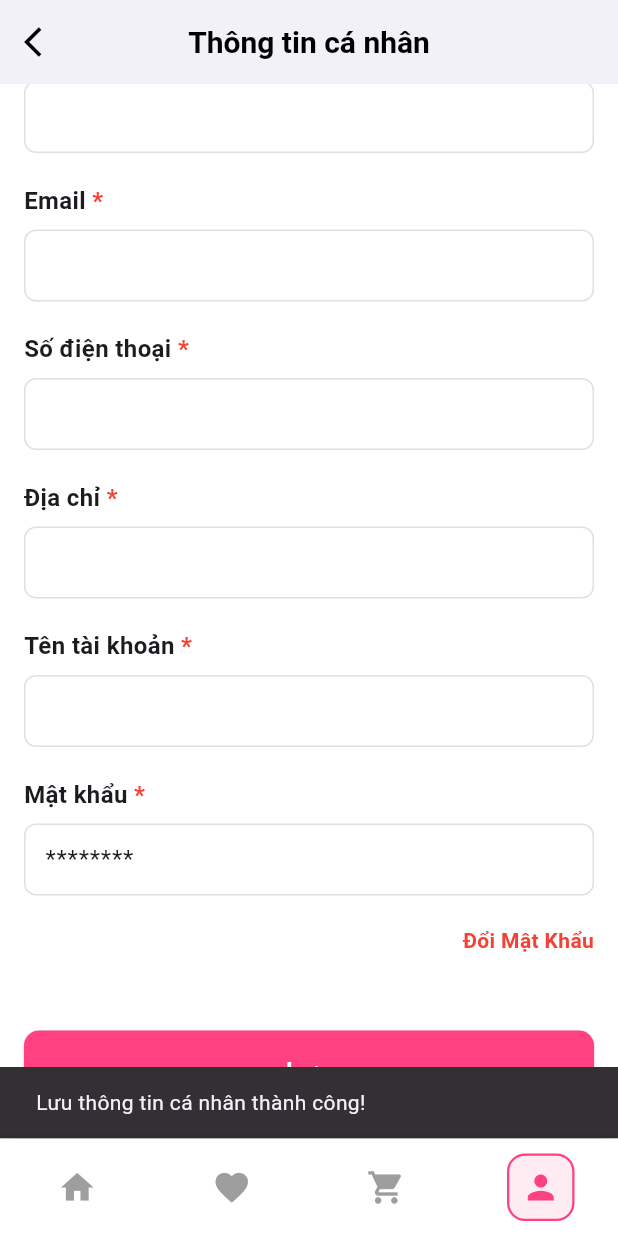
After one commit to rennietic0402/BTLPTDD, a Flutter app: the ProfilePage screen opened by its route, scrolled down 298 dp, after a tap on "Lưu", on a phone screen of 412 x 824 dp. The commit adds this screen. Run offline on Flutter 3.47's test engine with Material 3 defaults, Android fonts, the phone set to English and light mode, and no system bars; our stand-ins replace cloud_firestore, firebase_auth, firebase_core, flutter_dotenv, flutter_svg, go_router; accounts and stored records are empty.

Commit message:
feat: thông tin cá nhân

```diff
--- a/lib/core/routing/app_go_router.dart
+++ b/lib/core/routing/app_go_router.dart
@@ -1,13 +1,14 @@
 // lib/core/routing/app_go_router.dart
 
+import 'package:btludptdd/features/profile/profile_page.dart';
 import 'package:flutter/material.dart';
 import 'package:go_router/go_router.dart';
 import '../../features/home/home_page.dart';
 import '../widgets/bottom_nav_bar.dart';
 import '../../features/favourites/favourites_page.dart';
 // ✅ Đổi đường dẫn import nếu cần, ví dụ:
-//import '../../features/products/presentation/pages/product_detail_page.dart';
 import '../../features/products/presentation/pages/product_detail_page.dart';
+import 'package:btludptdd/features/products/presentation/pages/product_detail_page.dart';
 import 'app_routes.dart';
 
 class AppGoRouter {
@@ -48,7 +49,7 @@ class AppGoRouter {
           // ROUTE 3: PROFILE
           GoRoute(
             path: AppRoutes.profile,
-            builder: (context, state) => const Center(child: Text("Profile Page")),
+            builder: (context, state) => const ProfilePage(),
           ),
 
           // ✅ ROUTE CHI TIẾT SẢN PHẨM (Mở ngoài Shell)
--- /dev/null
+++ b/lib/features/profile/data/datasources/user_remote_data_source.dart
@@ -0,0 +1,37 @@
+import '../../../../core/data/firebase_remote_data_source.dart';
+import '../models/user_model.dart';
+
+abstract class UserRemoteDataSource {
+  Future<UserModel> fetchUserProfile(String uid);
+  Future<void> saveUserProfile(UserModel model);
+}
+
+class UserRemoteDataSourceImpl implements UserRemoteDataSource {
+  // Collection cho hồ sơ người dùng
+  final FirebaseRemoteDS<UserModel> _remoteSource;
+
+  UserRemoteDataSourceImpl()
+      : _remoteSource = FirebaseRemoteDS<UserModel>(
+    collectionName: 'users', // Collection trong Firestore
+    fromFirestore: (doc) => UserModel.fromFirestore(doc),
+    toFirestore: (model) => model.toJson(),
+  );
+
+  @override
+  Future<UserModel> fetchUserProfile(String uid) async {
+    // Lấy thông tin người dùng bằng UID (Document ID)
+    final model = await _remoteSource.getById(uid);
+    if (model == null) {
+      // Trả về một đối tượng User rỗng nếu không tìm thấy (giả định)
+      return UserModel(
+          uid: uid, fullName: 'Guest', gender: '', email: '', phone: '', address: '', username: '');
+    }
+    return model;
+  }
+
+  @override
+  Future<void> saveUserProfile(UserModel model) {
+    // Cập nhật profile, sử dụng UID làm Document ID
+    return _remoteSource.update(model.uid, model);
+  }
+}
--- /dev/null
+++ b/lib/features/profile/data/models/user_model.dart
@@ -0,0 +1,52 @@
+import 'package:cloud_firestore/cloud_firestore.dart';
+import '../../domain/entities/user.dart';
+class UserModel extends User {
+  UserModel({
+    required super.uid,
+    required super.fullName,
+    required super.gender,
+    required super.email,
+    required super.phone,
+    required super.address,
+    required super.username,
+  });
+
+  factory UserModel.fromFirestore(DocumentSnapshot doc) {
+    final data = doc.data() as Map<String, dynamic>?;
+
+    if (data == null) {
+      throw Exception("User data is missing or null for document ${doc.id}");
+    }
+
+    return UserModel(
+      uid: doc.id,
+      fullName: data['fullName'] as String? ?? '',
+      gender: data['gender'] as String? ?? '',
+      email: data['email'] as String? ?? '',
+      phone: data['phone'] as String? ?? '',
+      address: data['address'] as String? ?? '',
+      username: data['username'] as String? ?? '',
+    );
+  }
+
+  Map<String, dynamic> toJson() {
+    return {
+      'fullName': fullName,
+      'gender': gender,
+      'email': email,
+      'phone': phone,
+      'address': address,
+      'username': username,
+    };
+  }
+
+  factory UserModel.fromEntity(User e) => UserModel(
+    uid: e.uid,
+    fullName: e.fullName,
+    gender: e.gender,
+    email: e.email,
+    phone: e.phone,
+    address: e.address,
+    username: e.username,
+  );
+}
--- /dev/null
+++ b/lib/features/profile/data/repositories/user_repository_impl.dart
@@ -0,0 +1,21 @@
+import '../../domain/entities/user.dart';
+import '../../domain/repositories/user_repository.dart'; // ✅ Import tương đối
+import '../datasources/user_remote_data_source.dart'; // ✅ Import tương đối
+import '../models/user_model.dart'; // ✅ Import tương đối
+
+class UserRepositoryImpl implements UserRepository {
+  final UserRemoteDataSource remoteDataSource;
+  UserRepositoryImpl(this.remoteDataSource);
+
+  @override
+  Future<User> getUserProfile(String uid) async {
+    return await remoteDataSource.fetchUserProfile(uid);
+  }
+
+  @override
+  Future<void> updateProfile(User user) {
+    // Chuyển User Entity thành UserModel trước khi lưu
+    final userModel = UserModel.fromEntity(user);
+    return remoteDataSource.saveUserProfile(userModel);
+  }
+}
--- /dev/null
+++ b/lib/features/profile/domain/entities/user.dart
@@ -0,0 +1,38 @@
+class User {
+  final String uid; // Firestore Document ID / Auth UID
+  final String fullName;
+  final String gender;
+  final String email;
+  final String phone;
+  final String address;
+  final String username;
+
+  User({
+    required this.uid,
+    required this.fullName,
+    required this.gender,
+    required this.email,
+    required this.phone,
+    required this.address,
+    required this.username,
+  });
+
+  // Thêm copyWith để tiện cập nhật
+  User copyWith({
+    String? fullName,
+    String? gender,
+    String? phone,
+    String? address,
+    String? username,
+  }) {
+    return User(
+      uid: uid,
+      fullName: fullName ?? this.fullName,
+      gender: gender ?? this.gender,
+      email: email,
+      phone: phone ?? this.phone,
+      address: address ?? this.address,
+      username: username ?? this.username,
+    );
+  }
+}
--- /dev/null
+++ b/lib/features/profile/domain/repositories/user_repository.dart
@@ -0,0 +1,6 @@
+import '../entities/user.dart';
+
+abstract class UserRepository {
+  Future<User> getUserProfile(String uid);
+  Future<void> updateProfile(User user);
+}
--- /dev/null
+++ b/lib/features/profile/domain/usecases/get_user_profile.dart
@@ -0,0 +1,8 @@
+import '../entities/user.dart';
+import '../repositories/user_repository.dart';
+
+class GetUserProfile {
+  final UserRepository repository;
+  GetUserProfile(this.repository);
+  Future<User> call(String uid) => repository.getUserProfile(uid);
+}
--- /dev/null
+++ b/lib/features/profile/domain/usecases/update_user_profile.dart
@@ -0,0 +1,8 @@
+import '../entities/user.dart';
+import '../repositories/user_repository.dart';
+
+class UpdateUserProfile {
+  final UserRepository repository;
+  UpdateUserProfile(this.repository);
+  Future<void> call(User user) => repository.updateProfile(user);
+}
--- /dev/null
+++ b/lib/features/profile/profile_page.dart
@@ -0,0 +1,321 @@
+// lib/features/profile/profile_page.dart
+
+import 'package:flutter/material.dart';
+import 'package:firebase_auth/firebase_auth.dart' as auth;
+import 'package:go_router/go_router.dart';
+
+// Import các lớp Clean Architecture Profile
+import 'package:btludptdd/features/profile/domain/entities/user.dart';
+import 'package:btludptdd/features/profile/data/datasources/user_remote_data_source.dart';
+import 'package:btludptdd/features/profile/data/repositories/user_repository_impl.dart';
+import 'package:btludptdd/features/profile/domain/usecases/get_user_profile.dart';
+import 'package:btludptdd/features/profile/domain/usecases/update_user_profile.dart';
+
+class ProfilePage extends StatefulWidget {
+  const ProfilePage({super.key});
+
+  @override
+  State<ProfilePage> createState() => _ProfilePageState();
+}
+
+class _ProfilePageState extends State<ProfilePage> {
+  late Future<User> _userFuture;
+  late String _currentUserId;
+
+  final _fullNameController = TextEditingController();
+  final _genderController = TextEditingController();
+  final _emailController = TextEditingController(text: 'Loading...');
+  final _phoneController = TextEditingController();
+  final _addressController = TextEditingController();
+  final _usernameController = TextEditingController();
+
+  late final GetUserProfile _getUserProfile;
+  late final UpdateUserProfile _updateUserProfile;
+
+  @override
+  void initState() {
+    super.initState();
+    _currentUserId = auth.FirebaseAuth.instance.currentUser?.uid ?? 'guest_user';
+
+    final userRemoteDS = UserRemoteDataSourceImpl();
+    final userRepo = UserRepositoryImpl(userRemoteDS);
+    _getUserProfile = GetUserProfile(userRepo);
+    _updateUserProfile = UpdateUserProfile(userRepo);
+
+    _userFuture = _loadUserData();
+  }
+
+  Future<User> _loadUserData() async {
+    final user = await _getUserProfile.call(_currentUserId);
+    _populateControllers(user);
+    return user;
+  }
+
+  void _populateControllers(User user) {
+    if (mounted) {
+      if (_fullNameController.text.isEmpty ||
+          _fullNameController.text == 'Loading...') {
+        setState(() {
+          _fullNameController.text = user.fullName;
+          _genderController.text = user.gender;
+          _emailController.text = user.email;
+          _phoneController.text = user.phone;
+          _addressController.text = user.address;
+          _usernameController.text = user.username;
+        });
+      }
+    }
+  }
+
+  Future<void> _saveProfile(User originalUser) async {
+    final updatedUser = originalUser.copyWith(
+      fullName: _fullNameController.text,
+      gender: _genderController.text,
+      phone: _phoneController.text,
+      address: _addressController.text,
+      username: _usernameController.text,
+    );
+
+    try {
+      await _updateUserProfile.call(updatedUser);
+      ScaffoldMessenger.of(context).showSnackBar(
+        const SnackBar(content: Text('Lưu thông tin cá nhân thành công!')),
+      );
+    } catch (e) {
+      ScaffoldMessenger.of(context).showSnackBar(
+        SnackBar(content: Text('Lỗi khi lưu thông tin: $e')),
+      );
+    }
+  }
+
+  @override
+  Widget build(BuildContext context) {
+    return Scaffold(
+      backgroundColor: Colors.white, // ✅ Nền trắng toàn màn hình
+      appBar: AppBar(
+        backgroundColor: Colors.white,
+        elevation: 0,
+        centerTitle: true, // ✅ Căn giữa tiêu đề
+        leading: IconButton(
+          icon: const Icon(Icons.arrow_back_ios, color: Colors.black),
+          onPressed: () => context.go('/'),
+        ),
+        title: const Text(
+          "Thông tin cá nhân",
+          style: TextStyle(
+            color: Colors.black,
+            fontWeight: FontWeight.bold,
+            fontSize: 20,
+          ),
+        ),
+      ),
+      body: SafeArea(
+        child: FutureBuilder<User>(
+          future: _userFuture,
+          builder: (context, snapshot) {
+            if (snapshot.connectionState == ConnectionState.waiting) {
+              return const Center(child: CircularProgressIndicator());
+            }
+            if (snapshot.hasError || !snapshot.hasData) {
+              return const Center(child: Text('Không thể tải hồ sơ người dùng.'));
+            }
+
+            final user = snapshot.data!;
+
+            return SingleChildScrollView(
+              padding: const EdgeInsets.all(16.0),
+              child: Column(
+                crossAxisAlignment: CrossAxisAlignment.start,
+                children: [
+                  // Avatar người dùng
+                  Center(
+                    child: Stack(
+                      alignment: Alignment.center,
+                      children: [
+                        Container(
+                          width: 120,
+                          height: 120,
+                          decoration: BoxDecoration(
+                            color: Colors.pink.shade100,
+                            shape: BoxShape.circle,
+                          ),
+                          child: const Icon(
+                            Icons.person,
+                            size: 60,
+                            color: Colors.white,
+                          ),
+                        ),
+                        Positioned(
+                          bottom: 0,
+                          right: 0,
+                          child: GestureDetector(
+                            onTap: () {},
+                            child: Container(
+                              padding: const EdgeInsets.all(6),
+                              decoration: BoxDecoration(
+                                color: Colors.pinkAccent,
+                                shape: BoxShape.circle,
+                                border:
+                                Border.all(color: Colors.white, width: 2),
+                              ),
+                              child: const Icon(
+                                Icons.edit,
+                                size: 20,
+                                color: Colors.white,
+                              ),
+                            ),
+                          ),
+                        ),
+                      ],
+                    ),
+                  ),
+
+                  const SizedBox(height: 30),
+
+                  // Các trường nhập liệu
+                  _buildInputField(
+                      label: "Họ và tên",
+                      controller: _fullNameController,
+                      required: true),
+                  _buildInputField(
+                      label: "Giới tính",
+                      controller: _genderController,
+                      required: true),
+                  _buildInputField(
+                      label: "Email",
+                      controller: _emailController,
+                      required: true,
+                      keyboardType: TextInputType.emailAddress,
+                      readOnly: true),
+                  _buildInputField(
+                      label: "Số điện thoại",
+                      controller: _phoneController,
+                      required: true,
+                      keyboardType: TextInputType.phone),
+                  _buildInputField(
+                      label: "Địa chỉ",
+                      controller: _addressController,
+                      required: true),
+                  _buildInputField(
+                      label: "Tên tài khoản",
+                      controller: _usernameController,
+                      required: true),
+
+                  _buildPasswordField(context),
+
+                  const SizedBox(height: 30),
+
+                  // Nút Lưu
+                  SizedBox(
+                    width: double.infinity,
+                    child: ElevatedButton(
+                      onPressed: () => _saveProfile(user),
+                      style: ElevatedButton.styleFrom(
+                        backgroundColor: Colors.pinkAccent,
+                        padding: const EdgeInsets.symmetric(vertical: 15),
+                        shape: RoundedRectangleBorder(
+                          borderRadius: BorderRadius.circular(10),
+                        ),
+                      ),
+                      child: const Text(
+                        'Lưu',
+                        style: TextStyle(fontSize: 18, color: Colors.white),
+                      ),
+                    ),
+                  ),
+                ],
+              ),
+            );
+          },
+        ),
+      ),
+    );
+  }
+
+  // Trường nhập liệu chung
+  Widget _buildInputField({
+    required String label,
+    required TextEditingController controller,
+    required bool required,
+    TextInputType keyboardType = TextInputType.text,
+    bool readOnly = false,
+  }) {
+    return Padding(
+      padding: const EdgeInsets.only(bottom: 20.0),
+      child: Column(
+        crossAxisAlignment: CrossAxisAlignment.start,
+        children: [
+          Text.rich(
+            TextSpan(
+              text: label,
+              style:
+              const TextStyle(fontWeight: FontWeight.w600, fontSize: 16),
+              children: required
+                  ? [
+                const TextSpan(
+                  text: ' *',
+                  style: TextStyle(color: Colors.red),
+                )
+              ]
+                  : [],
+            ),
+          ),
+          const SizedBox(height: 8),
+          TextField(
+            controller: controller,
+            readOnly: readOnly,
+            keyboardType: keyboardType,
+            style: const TextStyle(fontSize: 16),
+            decoration: InputDecoration(
+              contentPadding:
+              const EdgeInsets.symmetric(vertical: 12, horizontal: 10),
+              border: OutlineInputBorder(
+                borderRadius: BorderRadius.circular(8),
+                borderSide: const BorderSide(color: Colors.grey),
+              ),
+              enabledBorder: OutlineInputBorder(
+                borderRadius: BorderRadius.circular(8),
+                borderSide: BorderSide(color: Colors.grey.shade300),
+              ),
+              filled: true,
+              fillColor: Colors.white, // ✅ Nền trắng
+            ),
+          ),
+        ],
+      ),
+    );
+  }
+
+  // Trường mật khẩu
+  Widget _buildPasswordField(BuildContext context) {
+    return Padding(
+      padding: const EdgeInsets.only(bottom: 20.0),
+      child: Column(
+        crossAxisAlignment: CrossAxisAlignment.start,
+        children: [
+          _buildInputField(
+            label: "Mật khẩu",
+            controller: TextEditingController(text: "********"),
+            required: true,
+            readOnly: true,
+          ),
+          Align(
+            alignment: Alignment.centerRight,
+            child: GestureDetector(
+              onTap: () {
+                // TODO: Chuyển sang trang đổi mật khẩu
+              },
+              child: const Text(
+                'Đổi Mật Khẩu',
+                style: TextStyle(
+                  color: Colors.red,
+                  fontWeight: FontWeight.w600,
+                ),
+              ),
+            ),
+          ),
+        ],
+      ),
+    );
+  }
+}
```
